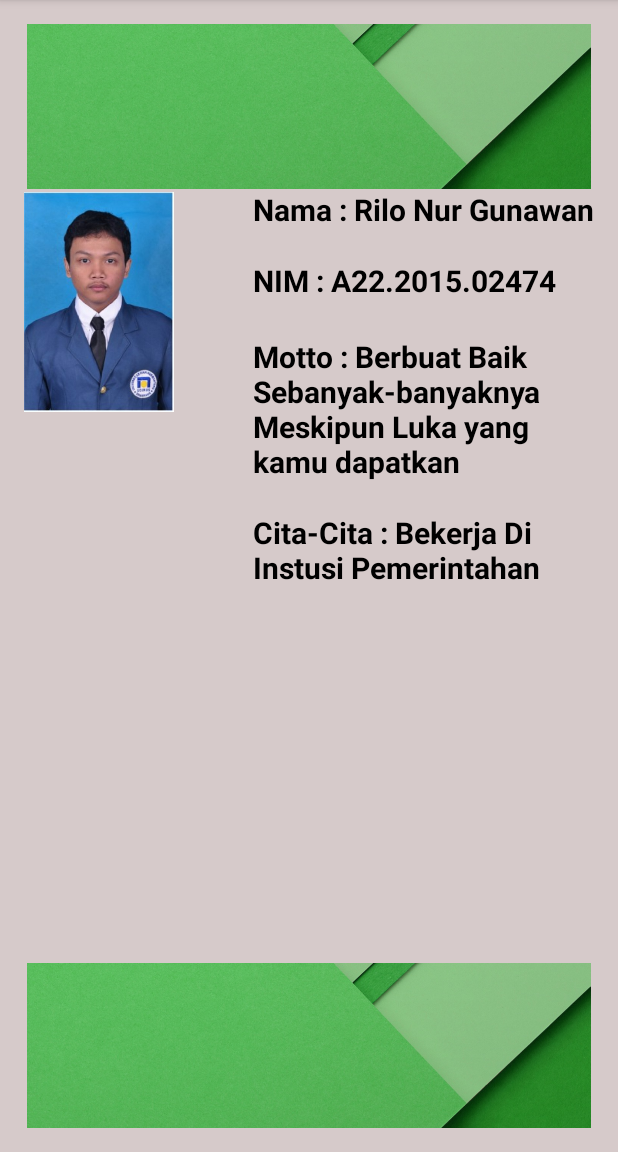
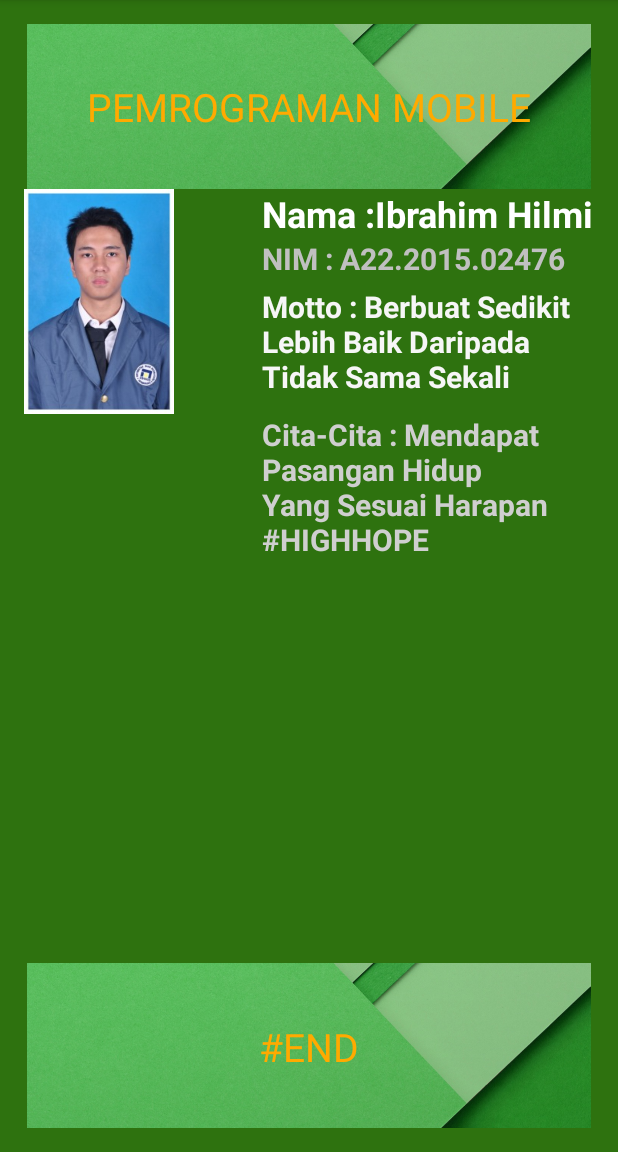
Before and after one commit to IHilmi/Latihan_PM, an Android app: the screen it shows after launch (MainActivity), on a phone screen of 412 x 824 dp, the part 84-1236 px from its top. Run offline under Robolectric (Android 15) with nearby library versions, the phone set to English and light mode, and no system bars.

Commit message:
DATA DIRI DITAMBAHKAN

```diff
--- a/DataDiriMahasiswa/app/src/main/res/layout/activity_main.xml
+++ b/DataDiriMahasiswa/app/src/main/res/layout/activity_main.xml
@@ -8,7 +8,7 @@
     android:paddingRight="@dimen/activity_horizontal_margin"
     android:paddingTop="@dimen/activity_vertical_margin"
     tools:context="com.example.d2j_00.datadirimahasiswa.MainActivity"
-    android:background="#d6caca">
+    android:background="#2e720f">
 
     <ImageView
         android:layout_width="530dp"
@@ -23,7 +23,7 @@
         android:layout_width="100dp"
         android:layout_height="150dp"
         android:id="@+id/imageView"
-        android:src="@drawable/rilo"
+        android:src="@drawable/hilmi"
         android:layout_below="@+id/imageView2"
         android:layout_alignParentLeft="true"
         android:layout_alignParentStart="true" />
@@ -31,53 +31,51 @@
     <TextView
         android:layout_width="wrap_content"
         android:layout_height="wrap_content"
-        android:text="Nama : Rilo Nur Gunawan"
+        android:text="Nama :Ibrahim Hilmi"
         android:id="@+id/textView"
-        android:textSize="20dp"
+        android:textSize="24dp"
         android:layout_alignTop="@+id/imageView"
         android:layout_alignParentRight="true"
         android:layout_alignParentEnd="true"
         android:textStyle="bold"
-        android:textColor="#000000" />
+        android:textColor="#ffffff" />
 
     <TextView
         android:layout_width="wrap_content"
         android:layout_height="wrap_content"
-        android:text="NIM : A22.2015.02474"
+        android:text="NIM : A22.2015.02476"
         android:id="@+id/textView2"
         android:textSize="20dp"
+        android:textStyle="bold"
+        android:textColor="#c0c0c0"
         android:layout_below="@+id/textView"
         android:layout_alignLeft="@+id/textView"
-        android:layout_alignStart="@+id/textView"
-        android:layout_marginTop="20dp"
-        android:textStyle="bold"
-        android:textColor="#000000" />
+        android:layout_alignStart="@+id/textView" />
 
     <TextView
         android:layout_width="match_parent"
         android:layout_height="wrap_content"
-        android:text="Motto : Berbuat Baik Sebanyak-banyaknya Meskipun Luka yang kamu dapatkan"
+        android:text="Motto : Berbuat Sedikit Lebih Baik Daripada Tidak Sama Sekali"
         android:id="@+id/textView3"
         android:textSize="20dp"
-        android:layout_marginTop="23dp"
-        android:layout_below="@+id/textView2"
+        android:textStyle="bold"
+        android:textColor="#f6f6f6"
+        android:layout_alignBottom="@+id/imageView"
         android:layout_alignLeft="@+id/textView2"
         android:layout_alignStart="@+id/textView2"
-        android:textStyle="bold"
-        android:textColor="#000000" />
+        android:layout_marginBottom="11dp" />
 
     <TextView
         android:layout_width="wrap_content"
         android:layout_height="wrap_content"
-        android:text="Cita-Cita : Bekerja Di Instusi Pemerintahan"
+        android:text="Cita-Cita : Mendapat Pasangan Hidup Yang Sesuai Harapan #HIGHHOPE"
         android:id="@+id/textView4"
+        android:textSize="20dp"
+        android:textStyle="bold"
+        android:textColor="#cfcfcf"
         android:layout_below="@+id/textView3"
         android:layout_alignLeft="@+id/textView3"
-        android:layout_alignStart="@+id/textView3"
-        android:layout_marginTop="20dp"
-        android:textSize="20dp"
-        android:textStyle="bold"
-        android:textColor="#000000" />
+        android:layout_alignStart="@+id/textView3" />
 
     <ImageView
         android:layout_width="530dp"
@@ -88,4 +86,30 @@
         android:layout_alignParentStart="true"
         android:src="@drawable/gambar1" />
 
+    <TextView
+        android:layout_width="match_parent"
+        android:layout_height="wrap_content"
+        android:text="PEMROGRAMAN MOBILE"
+        android:id="@+id/textView5"
+        android:textAlignment="center"
+        android:textSize="26dp"
+        android:textColor="#ffaa00"
+        android:layout_above="@+id/imageView"
+        android:layout_alignParentLeft="true"
+        android:layout_alignParentStart="true"
+        android:layout_marginBottom="37dp" />
+
+    <TextView
+        android:layout_width="match_parent"
+        android:layout_height="wrap_content"
+        android:text="#END"
+        android:id="@+id/textView6"
+        android:textAlignment="center"
+        android:textSize="26dp"
+        android:textColor="#ffaa00"
+        android:layout_alignTop="@+id/imageView3"
+        android:layout_alignParentRight="true"
+        android:layout_alignParentEnd="true"
+        android:layout_marginTop="38dp" />
+
 </RelativeLayout>
```
Also changed, not shown: DataDiriMahasiswa/app/src/main/res/drawable/hilmi.jpg (added).
